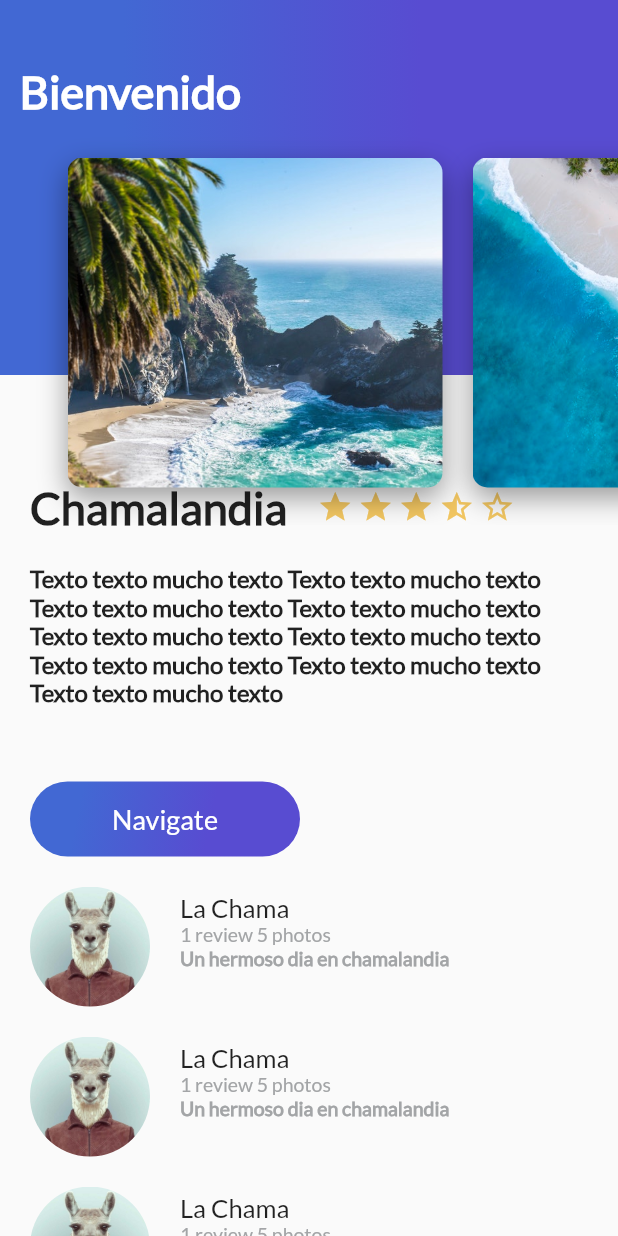
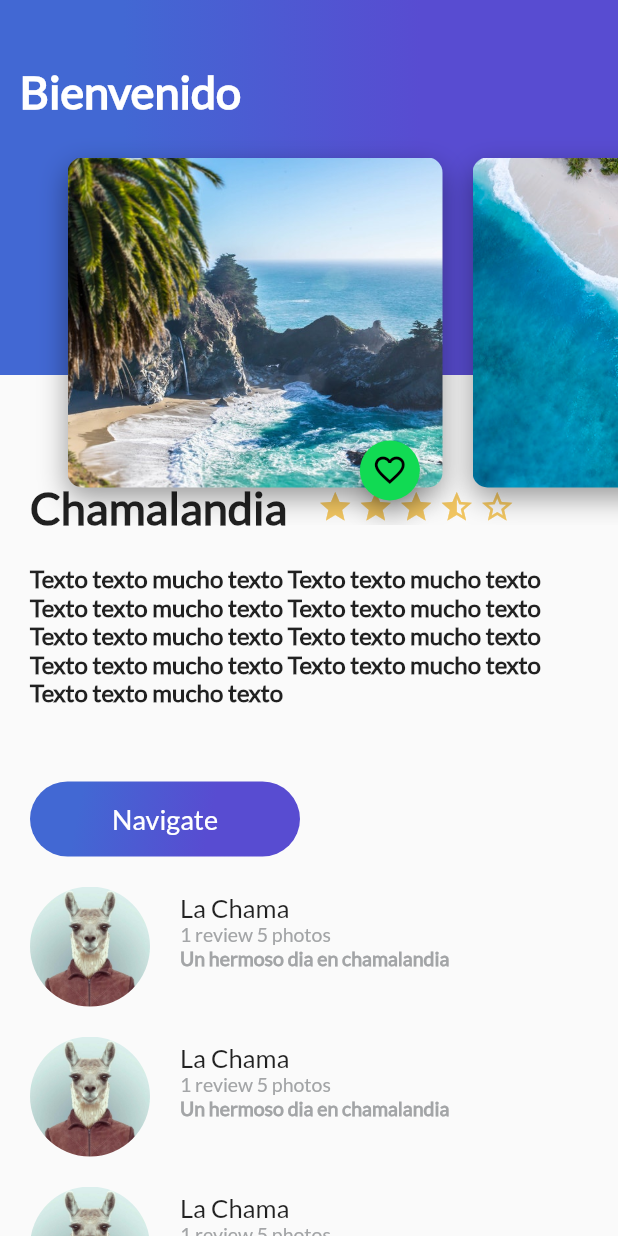
Before and after one commit to Netrhil/curso_flutter, a Flutter app: the screen it shows after launch, on a phone screen of 412 x 824 dp. Run offline on Flutter 3.47's test engine with Material 2 defaults, Android fonts, the phone set to English and light mode, and no system bars.

Commit message:
Construyendo floating action button con stateful widget
Signed-off-by: Jose Mansilla <saragar.jim@gmail.com>

```diff
--- a/lib/card_image.dart
+++ b/lib/card_image.dart
@@ -1,4 +1,5 @@
 import 'package:flutter/material.dart';
+import 'floating_action_button_green.dart';
 
 class CardImage extends StatelessWidget {
 
@@ -33,6 +34,14 @@ class CardImage extends StatelessWidget {
         ]
       ),
     );
-    return card;
+
+    return Stack(
+      alignment: Alignment(0.9, 1.1),
+      children: <Widget>[
+        card,
+        FloatingActionButtonGreen()
+
+      ],
+    );
   }
 }
--- /dev/null
+++ b/lib/floating_action_button_green.dart
@@ -0,0 +1,30 @@
+import 'package:flutter/material.dart';
+
+class FloatingActionButtonGreen extends StatefulWidget {
+  _FloatingActionButtonGreenState createState() => _FloatingActionButtonGreenState();
+}
+
+class _FloatingActionButtonGreenState extends State<FloatingActionButtonGreen> {
+
+  void onPressedFav() {
+     Scaffold.of(context).showSnackBar(
+          SnackBar(
+            content: Text("A favoritos!"),
+          )
+        );
+  }
+
+  @override
+  Widget build(BuildContext context) {
+    return FloatingActionButton(
+      backgroundColor: Color(0xFF11DA53),
+      mini: true,
+      tooltip: "Fac",
+      onPressed: onPressedFav,
+      child: Icon(
+        Icons.favorite_border
+      ),
+
+    );
+  }
+}
```
